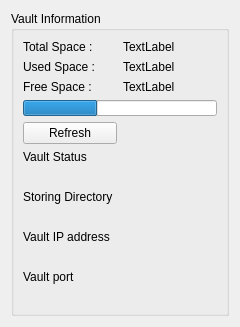
This is src/qt/ui/user_vault_info.ui in maidsafe-archive/MaidSafe-Encrypt as Qt 5 draws it before an edit. The edited form follows.
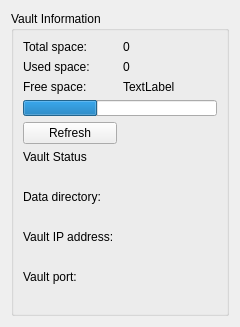
This is the edited form.

The edit to the form file:
```diff
--- a/src/qt/ui/user_vault_info.ui
+++ b/src/qt/ui/user_vault_info.ui
@@ -32,7 +32,7 @@
          </sizepolicy>
         </property>
         <property name="text">
-         <string>Total Space : </string>
+         <string>Total space:</string>
         </property>
         <property name="wordWrap">
          <bool>true</bool>
@@ -48,7 +48,7 @@
          </sizepolicy>
         </property>
         <property name="text">
-         <string>TextLabel</string>
+         <string>0</string>
         </property>
        </widget>
       </item>
@@ -61,7 +61,7 @@
          </sizepolicy>
         </property>
         <property name="text">
-         <string>Used Space : </string>
+         <string>Used space:</string>
         </property>
        </widget>
       </item>
@@ -74,7 +74,7 @@
          </sizepolicy>
         </property>
         <property name="text">
-         <string>TextLabel</string>
+         <string>0</string>
         </property>
        </widget>
       </item>
@@ -87,7 +87,7 @@
          </sizepolicy>
         </property>
         <property name="text">
-         <string>Free Space : </string>
+         <string>Free space:</string>
         </property>
        </widget>
       </item>
@@ -139,7 +139,7 @@
          </sizepolicy>
         </property>
         <property name="text">
-         <string>Storing Directory</string>
+         <string>Data directory:</string>
         </property>
        </widget>
       </item>
@@ -165,7 +165,7 @@
          </sizepolicy>
         </property>
         <property name="text">
-         <string>Vault IP address</string>
+         <string>Vault IP address:</string>
         </property>
        </widget>
       </item>
@@ -191,7 +191,7 @@
          </sizepolicy>
         </property>
         <property name="text">
-         <string>Vault port</string>
+         <string>Vault port:</string>
         </property>
        </widget>
       </item>
```
